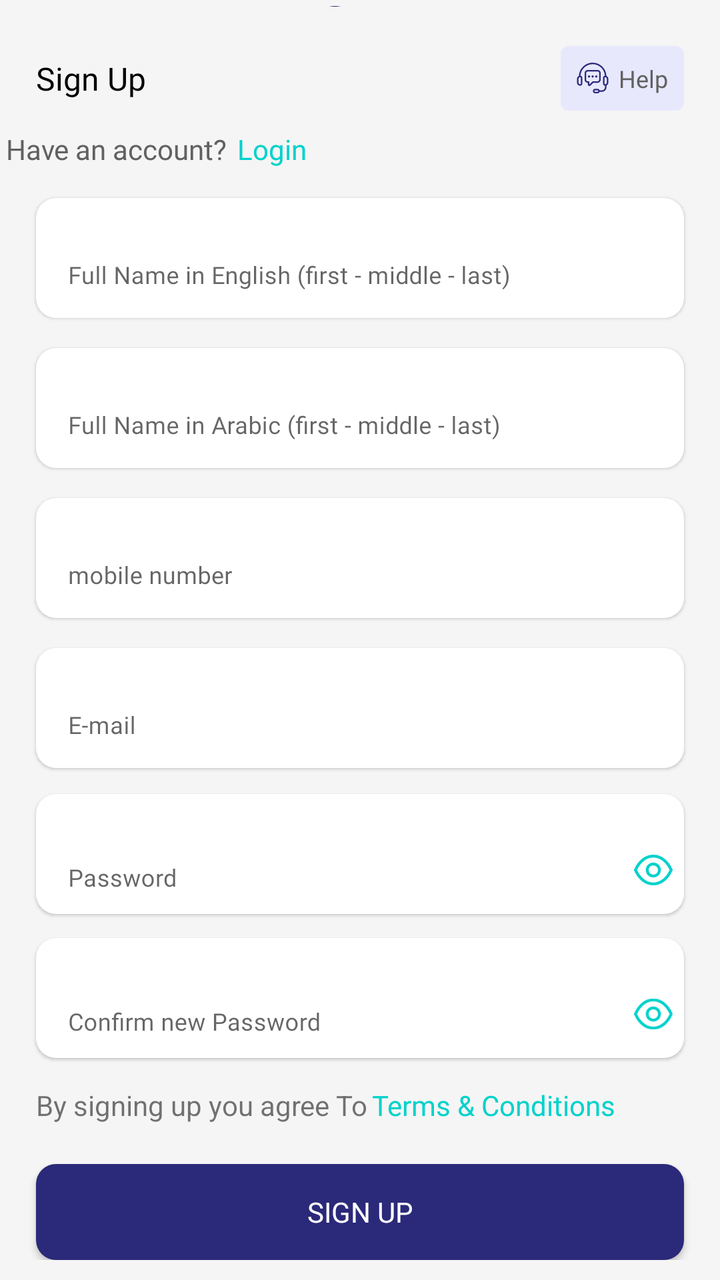
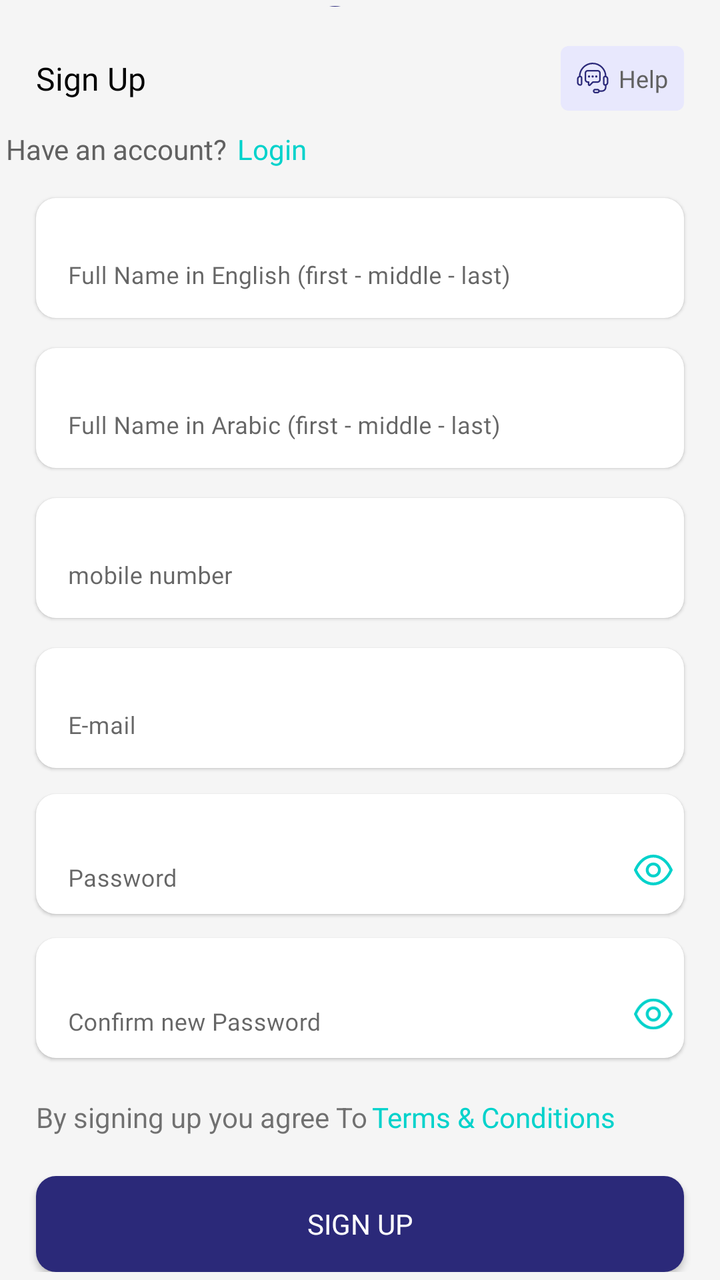

Screens rendered from an Android XML layout before and after an edit, with the pre-edit source and the edit as a unified diff.
<!-- AndroidManifest.xml: application theme Theme.NewDesign -->
<!-- res/layout/signupfragment.xml -->
<?xml version="1.0" encoding="utf-8"?>
<androidx.constraintlayout.widget.ConstraintLayout
    xmlns:android="http://schemas.android.com/apk/res/android"
    xmlns:app="http://schemas.android.com/apk/res-auto"
    xmlns:tools="http://schemas.android.com/tools"
    android:layout_width="match_parent"
    android:layout_height="match_parent"
    android:background="@color/bg_color_gray"
    tools:context=".fragment.splash.ChooseLanguageFragment">

<androidx.core.widget.NestedScrollView
    android:layout_width="match_parent"
    android:layout_height="0dp"
    app:layout_constraintTop_toTopOf="parent"
    app:layout_constraintBottom_toBottomOf="parent"
    >
    <androidx.constraintlayout.widget.ConstraintLayout
        android:layout_width="match_parent"
        android:layout_height="match_parent"
        android:padding="3dp"
        >

    <com.google.android.material.imageview.ShapeableImageView
        android:id="@+id/iv_doctorProfile"
        android:layout_width="80dp"
        android:layout_height="80dp"
        android:layout_marginTop="70dp"
        android:adjustViewBounds="true"
        android:visibility="gone"
        android:src="@drawable/iv_doctor_logo"
        app:layout_constraintEnd_toEndOf="parent"
        app:layout_constraintStart_toStartOf="parent"
        app:layout_constraintTop_toTopOf="parent" />
        <androidx.constraintlayout.widget.ConstraintLayout
            android:layout_width="25dp"
            android:layout_height="25dp"
            android:background="@drawable/bg_circle"
            android:layout_marginStart="10dp"
            app:layout_constraintEnd_toEndOf="@+id/iv_doctorProfile"
           app:layout_constraintBottom_toBottomOf="@+id/iv_doctorProfile"
            >
            <com.google.android.material.imageview.ShapeableImageView
                android:id="@+id/iv_cam"
                android:layout_width="18dp"
                android:layout_height="15dp"
                android:adjustViewBounds="true"
                android:src="@drawable/ic_camera"
                app:layout_constraintStart_toStartOf="parent"
                app:layout_constraintEnd_toEndOf="parent"
                app:layout_constraintBottom_toBottomOf="parent"
                app:layout_constraintTop_toTopOf="parent"
                 />
        </androidx.constraintlayout.widget.ConstraintLayout>

    <androidx.appcompat.widget.AppCompatTextView
        android:id="@+id/tv_uploadPhoto"
        android:layout_width="0dp"
        android:layout_height="wrap_content"
        android:layout_marginTop="10dp"
        android:fontFamily="@font/avenirltstd_roman"
        android:gravity="center"
        android:padding="2dp"
        android:visibility="gone"
        android:text="@string/upload_your_photo"
        android:textColor="@color/gray"
        android:textSize="16sp"
        app:layout_constraintEnd_toEndOf="parent"
        app:layout_constraintStart_toStartOf="parent"
        app:layout_constraintTop_toBottomOf="@+id/iv_doctorProfile"
        app:layout_constraintWidth_percent=".85" />


    <com.google.android.material.textfield.TextInputLayout
        android:id="@+id/textinput_fullName_En"
        style="@style/Widget.MaterialComponents.TextInputLayout.OutlinedBox"
        android:layout_width="match_parent"
        android:layout_height="60dp"
        android:layout_margin="15dp"
        android:layout_marginTop="20dp"
        android:background="@drawable/bg_edittext"
        android:elevation="1dp"
        android:paddingTop="4dp"
        app:boxBackgroundMode="none"
        app:layout_constraintEnd_toEndOf="parent"
        app:layout_constraintStart_toStartOf="parent"
        app:layout_constraintTop_toBottomOf="@+id/tv_login">

        <com.google.android.material.textfield.TextInputEditText
            android:id="@+id/et_fullName_En"
            android:layout_width="match_parent"
            android:layout_gravity="center_horizontal"
            android:gravity="start"
            android:layout_marginTop="5dp"
            android:imeOptions="actionNext"
            android:digits="abcdefghijklmnopqrstuvwxyz ABCDEFGHIJKLMNOPQRSTUVWXYZ 1234567890!@#$%^*?"
            android:hint="@string/full_name_in_english_first_middle_last"
            android:textColor="@color/black"
            android:fontFamily="@font/avenirltstd_roman"
            android:textSize="12sp"
            android:layout_height="60dp"
            android:inputType="text" />

    </com.google.android.material.textfield.TextInputLayout>
        <androidx.appcompat.widget.AppCompatTextView
            android:id="@+id/tv_fullNameError"
            android:layout_width="wrap_content"
            android:layout_height="wrap_content"
            android:layout_marginTop="5dp"
            android:layout_marginBottom="5dp"
            android:layout_marginStart="15dp"
            android:fontFamily="@font/avenirltstd_roman"
            android:gravity="center"
            android:padding="2dp"
            android:text=""
            android:textColor="@color/red"
            android:textSize="12sp"
            android:visibility="gone"
            app:layout_constraintStart_toStartOf="parent"
            app:layout_constraintTop_toBottomOf="@+id/textinput_fullName_En"
            app:layout_constraintBottom_toTopOf="@+id/textinput_fullName_Ar"
             />

    <com.google.android.material.textfield.TextInputLayout
        android:id="@+id/textinput_fullName_Ar"
        style="@style/Widget.MaterialComponents.TextInputLayout.OutlinedBox"
        android:layout_width="match_parent"
        android:layout_height="60dp"
        android:layout_margin="15dp"
        android:background="@drawable/bg_edittext"
        android:elevation="1dp"
        android:paddingTop="4dp"
        android:hint="@string/full_name_in_arabic_first_middle_last"
        app:boxBackgroundMode="none"
        app:layout_constraintEnd_toEndOf="parent"
        app:layout_constraintStart_toStartOf="parent"
        app:layout_constraintTop_toBottomOf="@+id/textinput_fullName_En">

        <com.google.android.material.textfield.TextInputEditText
            android:id="@+id/et_fullName_AR"
            android:layout_width="match_parent"
            android:layout_gravity="center_horizontal"
            android:gravity="start"
            android:imeOptions="actionNext"
            android:textColor="@color/black"
            android:fontFamily="@font/avenirltstd_roman"
            android:textSize="12sp"
            android:digits="غظضذخثتشرقصفعسنملكيطحزوهدبا !@#$%^*?"
            android:layout_marginTop="5dp"
            android:layout_height="60dp"
            android:inputType="text" />

    </com.google.android.material.textfield.TextInputLayout>
        <androidx.appcompat.widget.AppCompatTextView
            android:id="@+id/tv_fullNameARError"
            android:layout_width="wrap_content"
            android:layout_height="wrap_content"
            android:layout_marginTop="5dp"
            android:layout_marginBottom="5dp"
            android:layout_marginStart="15dp"
            android:fontFamily="@font/avenirltstd_roman"
            android:gravity="center"
            android:padding="2dp"
            android:text=""
            android:textColor="@color/red"
            android:textSize="12sp"
            android:visibility="gone"
            app:layout_constraintStart_toStartOf="parent"
            app:layout_constraintTop_toBottomOf="@+id/textinput_fullName_Ar"
            app:layout_constraintBottom_toTopOf="@+id/textinput_PhoneNumber"
            />
    <com.google.android.material.textfield.TextInputLayout
        android:id="@+id/textinput_PhoneNumber"
        style="@style/Widget.MaterialComponents.TextInputLayout.OutlinedBox"
        android:layout_width="match_parent"
        android:layout_height="60dp"
        android:layout_margin="15dp"
        android:background="@drawable/bg_edittext"
        android:elevation="1dp"
        android:paddingTop="4dp"
        android:hint="@string/mobile_number"
        app:boxBackgroundMode="none"
        app:layout_constraintEnd_toEndOf="parent"
        app:layout_constraintStart_toStartOf="parent"
        app:layout_constraintTop_toBottomOf="@+id/textinput_fullName_Ar">

        <com.google.android.material.textfield.TextInputEditText
            android:id="@+id/et_PhoneNumber"
            android:layout_width="match_parent"
            android:layout_gravity="center_horizontal"
            android:gravity="start"
            android:textColor="@color/black"
            android:fontFamily="@font/avenirltstd_roman"
            android:textSize="12sp"
            android:imeOptions="actionNext"
            android:digits="jjfhdddbbbjshjksdj6mifghdkjwaxmjjk0123456789d"
            android:layout_marginTop="5dp"
            android:layout_height="60dp"
            android:inputType="number" />
    </com.google.android.material.textfield.TextInputLayout>
        <androidx.appcompat.widget.AppCompatTextView
            android:id="@+id/tv_pohneError"
            android:layout_width="wrap_content"
            android:layout_height="wrap_content"
            android:layout_marginTop="5dp"
            android:layout_marginBottom="5dp"
            android:layout_marginStart="15dp"
            android:fontFamily="@font/avenirltstd_roman"
            android:gravity="center"
            android:padding="2dp"
            android:text=""
            android:textColor="@color/red"
            android:textSize="12sp"
            android:visibility="gone"
            app:layout_constraintStart_toStartOf="parent"
            app:layout_constraintTop_toBottomOf="@+id/textinput_PhoneNumber"
            app:layout_constraintBottom_toTopOf="@+id/textinput_Email"
            />

    <com.google.android.material.textfield.TextInputLayout
        android:id="@+id/textinput_Email"
        style="@style/Widget.MaterialComponents.TextInputLayout.OutlinedBox"
        android:layout_width="match_parent"
        android:layout_height="60dp"
        android:layout_margin="15dp"
        android:background="@drawable/bg_edittext"
        android:elevation="1dp"
        android:paddingTop="4dp"
        android:hint="@string/e_mail"
        app:boxBackgroundMode="none"
        app:layout_constraintEnd_toEndOf="parent"
        app:layout_constraintStart_toStartOf="parent"
        app:layout_constraintTop_toBottomOf="@+id/textinput_PhoneNumber">

        <com.google.android.material.textfield.TextInputEditText
            android:id="@+id/et_Email"
            android:layout_width="match_parent"
            android:layout_gravity="center_horizontal"
            android:gravity="start"
            android:textColor="@color/black"
            android:fontFamily="@font/avenirltstd_roman"
            android:textSize="12sp"
            android:imeOptions="actionNext"
            android:layout_marginTop="5dp"
            android:layout_height="60dp"
            android:inputType="textEmailAddress" />

    </com.google.android.material.textfield.TextInputLayout>
        <androidx.appcompat.widget.AppCompatTextView
            android:id="@+id/tv_emailError"
            android:layout_width="wrap_content"
            android:layout_height="wrap_content"
            android:layout_marginTop="5dp"
            android:layout_marginBottom="5dp"
            android:layout_marginStart="15dp"
            android:fontFamily="@font/avenirltstd_roman"
            android:gravity="center"
            android:padding="2dp"
            android:text=""
            android:textColor="@color/red"
            android:textSize="12sp"
            android:visibility="gone"
            app:layout_constraintStart_toStartOf="parent"
            app:layout_constraintTop_toBottomOf="@+id/textinput_Email"
            app:layout_constraintBottom_toTopOf="@+id/layout_password"
            />

 <androidx.constraintlayout.widget.ConstraintLayout
        android:id="@+id/layout_password"
        android:layout_width="match_parent"
        android:layout_height="wrap_content"
        android:background="@drawable/bg_edittext"
        android:layout_marginTop="13dp"
        android:elevation="1dp"
        app:layout_constraintStart_toStartOf="parent"
        app:layout_constraintEnd_toEndOf="parent"
        app:layout_constraintTop_toBottomOf="@+id/textinput_Email"
        android:layout_marginStart="15dp"
        android:layout_marginEnd="15dp"
        >
        <androidx.appcompat.widget.AppCompatImageView
            android:id="@+id/iv_showpassword"
            android:layout_width="20dp"
            android:layout_height="20dp"
            android:layout_gravity="center_horizontal"
            android:gravity="start"
            app:layout_constraintEnd_toEndOf="parent"
            android:src="@drawable/ic_eyeshow"
            android:layout_marginEnd="5dp"
            android:layout_marginBottom="12dp"
            app:layout_constraintBottom_toBottomOf="parent"/>

        <com.google.android.material.textfield.TextInputLayout
            android:id="@+id/textinput_password"
            style="@style/Widget.MaterialComponents.TextInputLayout.OutlinedBox"
            android:layout_width="match_parent"
            android:layout_height="55dp"
            android:layout_marginBottom="5dp"
            android:layout_marginEnd="25dp"
            android:paddingTop="4dp"
            app:boxBackgroundColor="@color/white"
            app:boxBackgroundMode="none"
            android:hint="@string/password"
            app:layout_constraintEnd_toEndOf="parent"
            app:layout_constraintStart_toStartOf="parent"
            app:layout_constraintBottom_toBottomOf="parent"
            app:layout_constraintTop_toTopOf="parent">

            <com.google.android.material.textfield.TextInputEditText
                android:id="@+id/et_password"
                android:layout_width="match_parent"
                android:layout_height="55dp"
                android:textColor="@color/black"
                android:fontFamily="@font/avenirltstd_roman"
                android:textSize="12sp"
                android:digits="abcdefghijklmnopqrstuvwxyz ABCDEFGHIJKLMNOPQRSTUVWXYZ 1234567890!@#$%^*?&amp;"
                android:layout_marginTop="5dp"
                android:imeOptions="actionNext"
                android:layout_gravity="center_horizontal"
                android:inputType="text" />

        </com.google.android.material.textfield.TextInputLayout>

    </androidx.constraintlayout.widget.ConstraintLayout>
        <androidx.appcompat.widget.AppCompatTextView
            android:id="@+id/tv_passwordError"
            android:layout_width="wrap_content"
            android:layout_height="wrap_content"
            android:layout_marginTop="5dp"
            android:layout_marginBottom="5dp"
            android:layout_marginStart="15dp"
            android:fontFamily="@font/avenirltstd_roman"
            android:gravity="center"
            android:padding="2dp"
            android:text=""
            android:textColor="@color/red"
            android:textSize="12sp"
            android:visibility="gone"
            app:layout_constraintStart_toStartOf="parent"
            app:layout_constraintTop_toBottomOf="@+id/layout_password"
            app:layout_constraintBottom_toTopOf="@+id/layout_confirmpassword"
            />

    <androidx.appcompat.widget.AppCompatTextView
        android:id="@+id/tv_signup"
        android:layout_width="wrap_content"
        android:layout_height="wrap_content"
        android:layout_marginStart="15dp"
        android:layout_marginTop="20dp"
        android:fontFamily="@font/avenirltstd_black"
        android:text="@string/sign_up"
        android:textColor="@color/black"
        android:textSize="16sp"
        app:layout_constraintBottom_toBottomOf="@+id/layout_help"
        app:layout_constraintStart_toStartOf="parent"
        app:layout_constraintTop_toTopOf="parent" />

        <androidx.appcompat.widget.AppCompatTextView
                android:id="@+id/tv_haveAcount"
                android:layout_width="wrap_content"
                android:layout_height="wrap_content"
                android:layout_marginTop="15dp"
                android:layout_marginStart="@dimen/_15sdp"
                android:layout_marginBottom="10dp"
                android:fontFamily="@font/avenirltstd_roman"
                android:text="@string/have_an_account"
                android:textColor="#616161"
                android:textSize="14sp"
                app:layout_constraintEnd_toStartOf="@+id/tv_login"
                app:layout_constraintHorizontal_chainStyle="packed"
                app:layout_constraintStart_toStartOf="parent"
                app:layout_constraintTop_toBottomOf="@+id/tv_signup" />

        <androidx.appcompat.widget.AppCompatTextView
                android:id="@+id/tv_login"
                android:layout_width="wrap_content"
                android:layout_height="wrap_content"
                android:layout_marginStart="5dp"
                android:layout_marginTop="15dp"
                android:layout_marginBottom="10dp"
                android:fontFamily="@font/avenirltstd_roman"
                android:text="@string/login"
                android:textColor="#00D2CB"
                android:textSize="14sp"
                app:layout_constraintStart_toEndOf="@+id/tv_haveAcount"
                app:layout_constraintTop_toBottomOf="@+id/tv_signup" />




    <androidx.constraintlayout.widget.ConstraintLayout
        android:id="@+id/layout_help"
        android:layout_width="wrap_content"
        android:layout_height="wrap_content"
        android:layout_marginTop="20dp"
        android:layout_marginBottom="20dp"
        android:layout_marginEnd="15dp"
        android:background="@drawable/bg_help"
        android:padding="8dp"
        app:layout_constraintEnd_toEndOf="parent"
        app:layout_constraintTop_toTopOf="parent">

        <androidx.appcompat.widget.AppCompatTextView
            android:id="@+id/tv_help"
            android:layout_width="wrap_content"
            android:layout_height="wrap_content"
            android:fontFamily="@font/avenirltstd_roman"
            android:text="@string/help"
            android:textColor="#616161"
            android:textSize="12sp"
            app:layout_constraintBottom_toBottomOf="parent"
            app:layout_constraintEnd_toEndOf="parent"
            app:layout_constraintTop_toTopOf="parent" />

        <com.google.android.material.imageview.ShapeableImageView
            android:id="@+id/iv_help"
            android:layout_width="wrap_content"
            android:layout_height="wrap_content"
            android:layout_marginEnd="5dp"
            android:adjustViewBounds="true"
            android:src="@drawable/ic_help"
            app:layout_constraintEnd_toStartOf="@+id/tv_help"
            app:layout_constraintStart_toStartOf="parent"
            app:layout_constraintTop_toTopOf="parent" />


    </androidx.constraintlayout.widget.ConstraintLayout>
    <androidx.constraintlayout.widget.ConstraintLayout
        android:id="@+id/layout_confirmpassword"
        android:layout_width="match_parent"
        android:layout_height="wrap_content"
        android:background="@drawable/bg_edittext"
        android:layout_marginTop="12dp"
        android:elevation="1dp"
        app:layout_constraintStart_toStartOf="parent"
        app:layout_constraintEnd_toEndOf="parent"
        app:layout_constraintTop_toBottomOf="@+id/layout_password"
        android:layout_marginStart="15dp"
        android:layout_marginEnd="15dp"
        >
        <androidx.appcompat.widget.AppCompatImageView
            android:id="@+id/iv_confirmshowpassword"
            android:layout_width="20dp"
            android:layout_height="20dp"
            android:layout_gravity="center_horizontal"
            android:gravity="start"
            app:layout_constraintEnd_toEndOf="parent"
            android:src="@drawable/ic_eyeshow"
            android:layout_marginEnd="5dp"
            android:layout_marginBottom="12dp"
            app:layout_constraintBottom_toBottomOf="parent"/>

        <com.google.android.material.textfield.TextInputLayout
            android:id="@+id/confirmtextinput_password"
            style="@style/Widget.MaterialComponents.TextInputLayout.OutlinedBox"
            android:layout_width="match_parent"
            android:layout_height="55dp"
            android:layout_marginBottom="5dp"
            android:layout_marginEnd="25dp"
            android:paddingTop="4dp"
            app:boxBackgroundColor="@color/white"
            app:boxBackgroundMode="none"
            android:hint="@string/confirm_new_password"
            app:layout_constraintEnd_toEndOf="parent"
            app:layout_constraintStart_toStartOf="parent"
            app:layout_constraintBottom_toBottomOf="parent"
            app:layout_constraintTop_toTopOf="parent">

            <com.google.android.material.textfield.TextInputEditText
                android:id="@+id/confirm_et_password"
                android:layout_width="match_parent"
                android:layout_height="55dp"
                android:textColor="@color/black"
                android:layout_marginTop="5dp"
                android:fontFamily="@font/avenirltstd_roman"
                android:textSize="12sp"
                android:digits="abcdefghijklmnopqrstuvwxyz ABCDEFGHIJKLMNOPQRSTUVWXYZ 1234567890!@#$%^*?&amp;"
                android:imeOptions="actionDone"
                android:layout_gravity="center_horizontal"
                android:inputType="text" />

        </com.google.android.material.textfield.TextInputLayout>

    </androidx.constraintlayout.widget.ConstraintLayout>
        <androidx.appcompat.widget.AppCompatTextView
            android:id="@+id/tv_confirmpasswordError"
            android:layout_width="wrap_content"
            android:layout_height="wrap_content"
            android:layout_marginTop="5dp"
            android:layout_marginBottom="5dp"
            android:layout_marginStart="15dp"
            android:fontFamily="@font/avenirltstd_roman"
            android:gravity="center"
            android:padding="2dp"
            android:text=""
            android:textColor="@color/red"
            android:textSize="12sp"
            android:visibility="gone"
            app:layout_constraintStart_toStartOf="parent"
            app:layout_constraintTop_toBottomOf="@+id/layout_confirmpassword"
            />


        <TextView
            android:id="@id/ch_terms"
            android:layout_width="wrap_content"
            android:layout_height="wrap_content"
            android:layout_marginStart="15dp"
            android:layout_marginTop="14dp"
            android:text="@string/agree_to"
            app:layout_constraintStart_toStartOf="parent"
            app:layout_constraintTop_toBottomOf="@+id/layout_confirmpassword" />

        <androidx.appcompat.widget.AppCompatTextView
            android:id="@+id/tv_termsandconditions"
            android:layout_width="wrap_content"
            android:layout_height="wrap_content"
            android:layout_marginTop="14dp"
            android:layout_marginStart="2dp"
            android:fontFamily="@font/avenirltstd_roman"
           android:text="@string/terms_conditions"
            android:textColor="@color/green"
            android:textSize="14sp"
            app:layout_constraintStart_toEndOf="@+id/ch_terms"
            app:layout_constraintTop_toBottomOf="@+id/layout_confirmpassword"
            app:layout_constraintBottom_toBottomOf="@+id/ch_terms"
            />

        <androidx.constraintlayout.widget.ConstraintLayout
           android:id="@+id/layout"
            android:layout_width="match_parent"
            android:layout_height="wrap_content"
            app:layout_constraintEnd_toEndOf="parent"
            app:layout_constraintStart_toStartOf="parent"
            app:layout_constraintTop_toBottomOf="@+id/ch_terms"
           app:layout_constraintBottom_toTopOf="@+id/imageView"
            app:layout_constraintWidth_percent=".9"
            android:layout_marginTop="20dp">
            <androidx.appcompat.widget.AppCompatButton
                android:id="@+id/btn_signUp"
                android:layout_width="0dp"
                android:layout_height="wrap_content"
                android:background="@drawable/bg_chooselang_button"
                android:fontFamily="@font/avenirltstd_black"
                android:padding="5dp"
                android:text="@string/sign_up"
                android:textColor="@color/white"
                android:textSize="14sp"
                android:layout_marginStart="15dp"
                android:layout_marginEnd="15dp"
                app:layout_constraintEnd_toEndOf="parent"
                app:layout_constraintStart_toStartOf="parent"
                app:layout_constraintTop_toTopOf="parent"

                />
        </androidx.constraintlayout.widget.ConstraintLayout>





        <ProgressBar
            android:id="@+id/progress_bar"
            android:layout_width="wrap_content"
            android:layout_height="wrap_content"
            app:layout_constraintEnd_toEndOf="parent"
            app:layout_constraintStart_toStartOf="parent"
            app:layout_constraintTop_toBottomOf="@+id/layout"
            app:layout_constraintTop_toTopOf="@+id/layout"
            android:visibility="gone"
            />




        <ImageView
            android:id="@+id/imageView"
            android:layout_width="100dp"
            android:layout_height="4dp"
            android:layout_marginTop="35dp"
            android:adjustViewBounds="true"
            android:background="@color/black"
            android:contentDescription="TODO"
            app:layout_constraintTop_toBottomOf="@+id/layout"
            app:layout_constraintBottom_toBottomOf="parent"
            app:layout_constraintEnd_toEndOf="parent"
            app:layout_constraintStart_toStartOf="parent" />

    </androidx.constraintlayout.widget.ConstraintLayout>

</androidx.core.widget.NestedScrollView>

</androidx.constraintlayout.widget.ConstraintLayout>
<!-- resources referenced by this layout -->
<resources>
  <color name="bg_color_gray">#F5F5F5</color>
  <color name="black">#FF000000</color>
  <color name="gray">#B7B7B7</color>
  <color name="green">#00D2CB</color>
  <color name="red">#F60707</color>
  <color name="white">#FFFFFFFF</color>
  <!-- drawable bg_chooselang_button (drawable) -->
  <?xml version="1.0" encoding="utf-8"?>
  <shape xmlns:android="http://schemas.android.com/apk/res/android"
      android:shape="rectangle"
      >
  
      <corners android:radius="10dp"/>
      <solid android:color="@color/blue"/>
  
  
  </shape>
  <!-- drawable bg_circle (drawable) -->
  <?xml version="1.0" encoding="utf-8"?>
  <shape xmlns:android="http://schemas.android.com/apk/res/android"
      android:shape="oval"
      >
  
      <size android:width="20dp" android:height="20dp"/>
      <solid android:color="@color/blue"/>
  
  </shape>
  <!-- drawable bg_edittext (drawable) -->
  <?xml version="1.0" encoding="utf-8"?>
  <shape xmlns:android="http://schemas.android.com/apk/res/android"
      android:shape="rectangle"
      >
  
      <solid android:color="@color/white"/>
      <corners android:radius="10dp"/>
  </shape>
  <!-- drawable bg_help (drawable) -->
  <?xml version="1.0" encoding="utf-8"?>
  <shape xmlns:android="http://schemas.android.com/apk/res/android"
      android:shape="rectangle"
      >
      <solid android:color="@color/move"/>
      <corners android:radius="4dp"/>
  
  </shape>
  <!-- drawable ic_eyeshow (drawable) -->
  <vector xmlns:android="http://schemas.android.com/apk/res/android"
      android:width="18dp"
      android:height="14dp"
      android:viewportWidth="18"
      android:viewportHeight="14">
    <path
        android:pathData="M8.695,0C12.291,0.003 15.519,2.523 17.333,6.742C17.404,6.907 17.404,7.093 17.333,7.257C15.52,11.477 12.291,13.997 8.695,14H8.69C5.095,13.997 1.866,11.477 0.053,7.257C-0.018,7.093 -0.018,6.907 0.053,6.742C1.866,2.523 5.096,0.003 8.69,0H8.695ZM8.693,1.304C5.706,1.305 2.981,3.428 1.365,7C2.981,10.571 5.705,12.695 8.693,12.696C11.681,12.695 14.404,10.571 16.021,7C14.404,3.428 11.681,1.305 8.693,1.304ZM8.692,3.6C10.568,3.6 12.093,5.125 12.093,7C12.093,8.874 10.568,10.399 8.692,10.399C6.817,10.399 5.293,8.874 5.293,7C5.293,5.125 6.817,3.6 8.692,3.6ZM8.692,4.904C7.536,4.904 6.597,5.844 6.597,7C6.597,8.156 7.536,9.095 8.692,9.095C9.849,9.095 10.789,8.156 10.789,7C10.789,5.844 9.849,4.904 8.692,4.904Z"
        android:fillColor="#00D2CB"
        android:fillType="evenOdd"/>
  </vector>
  <string name="agree_to">By signing up you agree To</string>
  <string name="confirm_new_password">Confirm new Password</string>
  <string name="e_mail">E-mail</string>
  <string name="full_name_in_arabic_first_middle_last">Full Name in Arabic (first - middle - last)</string>
  <string name="full_name_in_english_first_middle_last">Full Name in English (first - middle - last)</string>
  <string name="have_an_account">Have an account?</string>
  <string name="help">Help</string>
  <string name="login">Login</string>
  <string name="mobile_number">mobile number</string>
  <string name="password">Password</string>
  <string name="sign_up">Sign Up</string>
  <string name="terms_conditions">Terms &amp; Conditions</string>
  <string name="upload_your_photo">Upload your photo</string>
  <style name="Theme.NewDesign" parent="Theme.MaterialComponents.Light.NoActionBar">
          
          <item name="colorPrimary">@color/purple_500</item>
          <item name="colorPrimaryVariant">@color/purple_700</item>
          <item name="colorOnPrimary">@color/white</item>
          
          <item name="colorSecondary">#0639BA</item>
          <item name="colorSecondaryVariant">@color/teal_700</item>
          <item name="colorOnSecondary">@color/black</item>
          
          <item name="android:statusBarColor">?attr/colorPrimaryVariant</item>
          
      </style>
  <color name="blue">#2B2979</color>
  <color name="move">#E8E8FD</color>
  <color name="purple_500">#FF6200EE</color>
  <color name="purple_700">#FF3700B3</color>
  <color name="teal_700">#FF018786</color>
  <!-- unchanged entries left out for length: 3 -->
</resources>

<!-- the commit's change to res/layout/signupfragment.xml (unified diff, before → after) -->
@@ -365,7 +365,6 @@
                 android:text="@string/have_an_account"
                 android:textColor="#616161"
                 android:textSize="14sp"
-                app:layout_constraintEnd_toStartOf="@+id/tv_login"
                 app:layout_constraintHorizontal_chainStyle="packed"
                 app:layout_constraintStart_toStartOf="parent"
                 app:layout_constraintTop_toBottomOf="@+id/tv_signup" />
@@ -505,7 +504,7 @@
             android:layout_width="wrap_content"
             android:layout_height="wrap_content"
             android:layout_marginStart="15dp"
-            android:layout_marginTop="14dp"
+            android:layout_marginTop="20dp"
             android:text="@string/agree_to"
             app:layout_constraintStart_toStartOf="parent"
             app:layout_constraintTop_toBottomOf="@+id/layout_confirmpassword" />
@@ -514,7 +513,7 @@
             android:id="@+id/tv_termsandconditions"
             android:layout_width="wrap_content"
             android:layout_height="wrap_content"
-            android:layout_marginTop="14dp"
+            android:layout_marginTop="20dp"
             android:layout_marginStart="2dp"
             android:fontFamily="@font/avenirltstd_roman"
            android:text="@string/terms_conditions"
